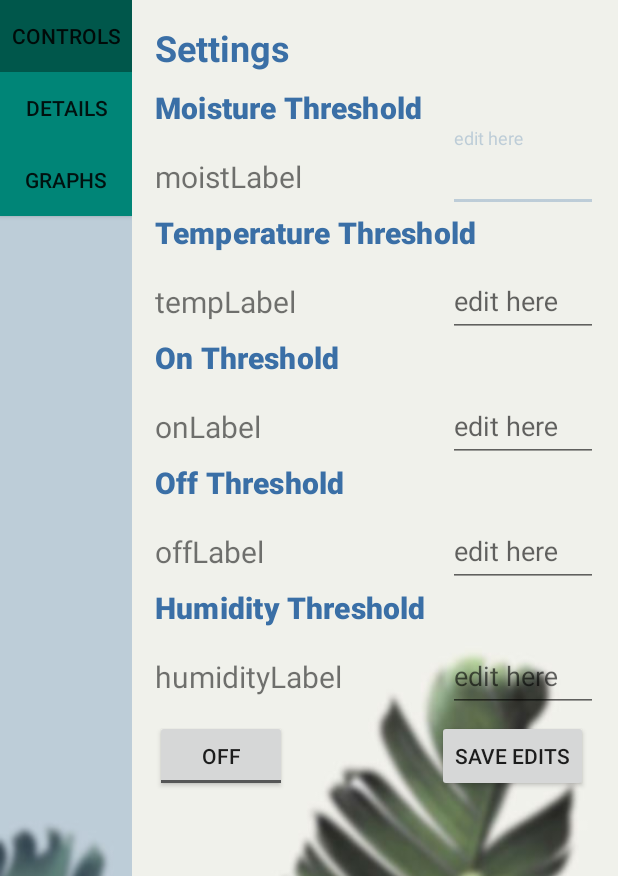
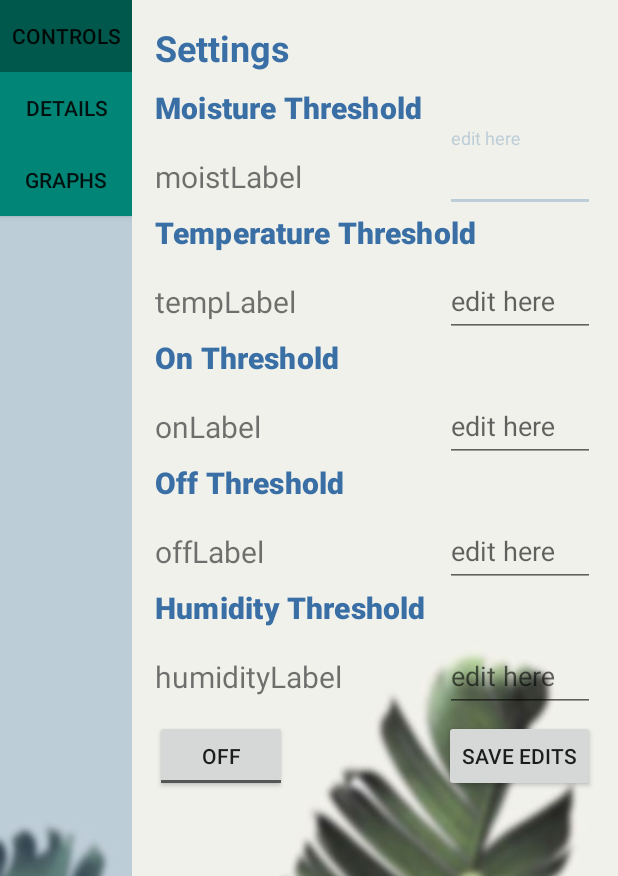
Before and after one commit to GiantsRepublic/superhots, an Android app: the SettingsActivity screen opened directly, with no data from a screen before it, on a phone screen of 412 x 824 dp. Shown: the top 876 px of the screen. Run offline under Robolectric (Android 15) with nearby library versions, the light colour scheme and no system bars; our stand-ins replace Firebase (no records; nobody signed in at launch, a user with empty details on screens opened directly).

Commit message:
-Layout fixes for smaller devices

```diff
--- a/GardenSpy/app/src/main/res/layout/activity_settings.xml
+++ b/GardenSpy/app/src/main/res/layout/activity_settings.xml
@@ -75,8 +75,9 @@
                 android:textSize="20sp" />
 
             <Space
-                android:layout_width="65dp"
-                android:layout_height="wrap_content" />
+                android:layout_width="0dp"
+                android:layout_height="wrap_content"
+                android:layout_weight="1" />
 
             <com.google.android.material.textfield.TextInputLayout
                 android:layout_width="100dp"
@@ -117,8 +118,9 @@
                 tools:text="tempLabel" />
 
             <Space
-                android:layout_width="65dp"
-                android:layout_height="wrap_content" />
+                android:layout_width="0dp"
+                android:layout_height="wrap_content"
+                android:layout_weight="1" />
 
 
             <com.google.android.material.textfield.TextInputLayout
@@ -161,8 +163,9 @@
                 tools:text="onLabel" />
 
             <Space
-                android:layout_width="65dp"
-                android:layout_height="wrap_content" />
+                android:layout_width="0dp"
+                android:layout_height="wrap_content"
+                android:layout_weight="1" />
 
             <com.google.android.material.textfield.TextInputLayout
                 android:layout_width="100dp"
@@ -205,8 +208,9 @@
                 tools:text="offLabel" />
 
             <Space
-                android:layout_width="65dp"
-                android:layout_height="wrap_content" />
+                android:layout_width="0dp"
+                android:layout_height="wrap_content"
+                android:layout_weight="1" />
 
             <com.google.android.material.textfield.TextInputLayout
                 android:layout_width="100dp"
@@ -248,8 +252,9 @@
                 tools:text="humidityLabel" />
 
             <Space
-                android:layout_width="65dp"
-                android:layout_height="wrap_content" />
+                android:layout_width="0dp"
+                android:layout_height="wrap_content"
+                android:layout_weight="1" />
 
             <com.google.android.material.textfield.TextInputLayout
                 android:layout_width="100dp"
@@ -278,16 +283,19 @@
                 android:id="@+id/PowerButton"
                 android:layout_width="wrap_content"
                 android:layout_height="wrap_content"
+                android:baselineAligned="false"
                 android:text="@string/power_on_off" />
 
             <Space
-                android:layout_width="100dp"
-                android:layout_height="wrap_content" />
+                android:layout_width="0dp"
+                android:layout_height="wrap_content"
+                android:layout_weight="1" />
 
             <Button
                 android:id="@+id/saveEdits"
                 android:layout_width="wrap_content"
                 android:layout_height="wrap_content"
+                android:baselineAligned="false"
                 android:text="@string/save_edits" />
         </LinearLayout>
 
```
Also changed, not shown: GardenSpy/app/src/main/res/layout/activity_details.xml (+13 -10 lines).
